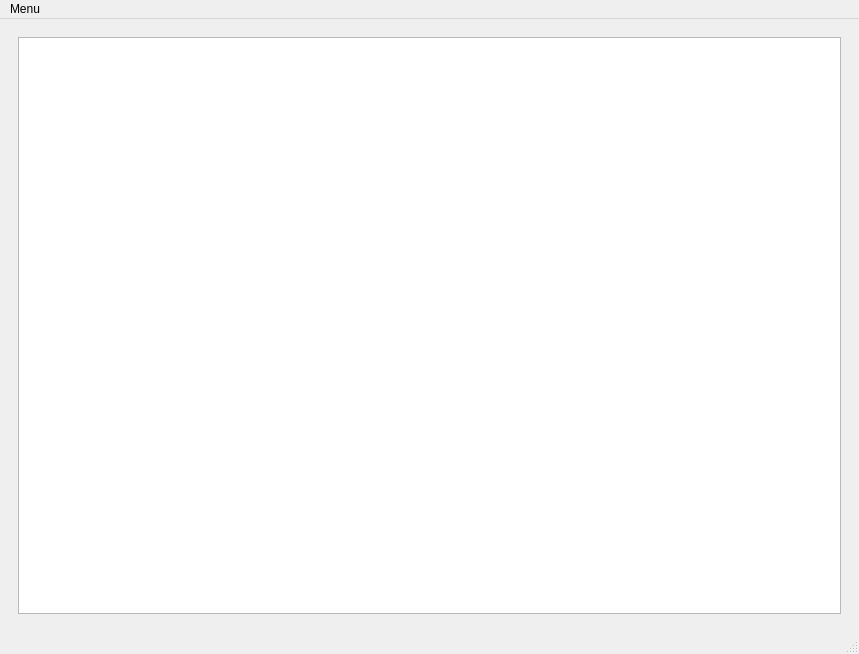
Kukulim/DziennikQt, file mainwindow.ui: the form before one commit.
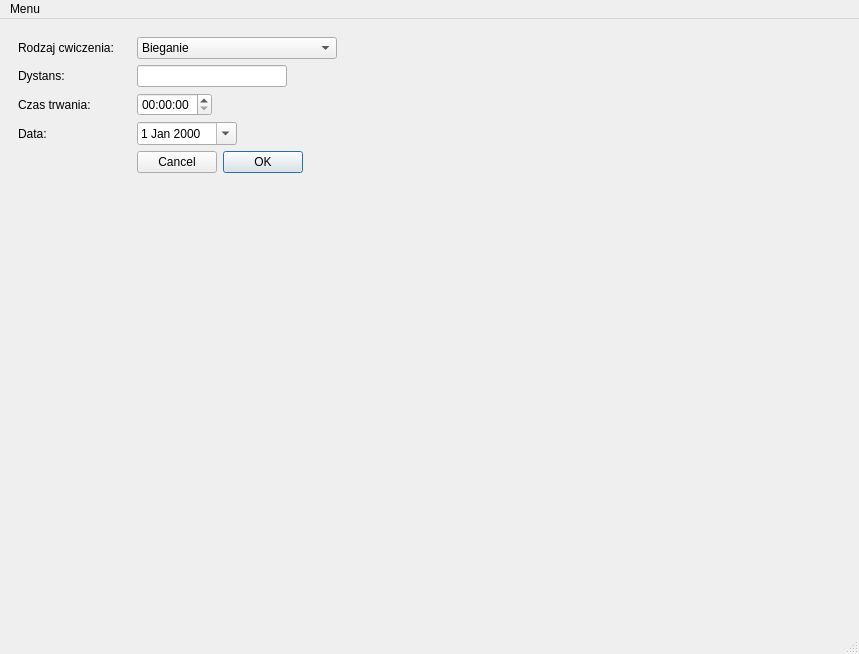
The form after the commit. The open tabs and pages were chosen to show the change.

What changed in the file:
```diff
--- a/mainwindow.ui
+++ b/mainwindow.ui
@@ -2306,6 +2306,117 @@
         </item>
        </layout>
       </widget>
+      <widget class="QWidget" name="page_3">
+       <layout class="QFormLayout" name="formLayout">
+        <item row="0" column="0">
+         <widget class="QLabel" name="label_5">
+          <property name="text">
+           <string>Rodzaj cwiczenia:     </string>
+          </property>
+         </widget>
+        </item>
+        <item row="0" column="1">
+         <widget class="QComboBox" name="comboBox">
+          <property name="maximumSize">
+           <size>
+            <width>200</width>
+            <height>16777215</height>
+           </size>
+          </property>
+          <item>
+           <property name="text">
+            <string>Bieganie</string>
+           </property>
+          </item>
+          <item>
+           <property name="text">
+            <string>Spacer</string>
+           </property>
+          </item>
+          <item>
+           <property name="text">
+            <string>Jazda na rowerze</string>
+           </property>
+          </item>
+          <item>
+           <property name="text">
+            <string>Plywanie</string>
+           </property>
+          </item>
+         </widget>
+        </item>
+        <item row="1" column="0">
+         <widget class="QLabel" name="label_6">
+          <property name="text">
+           <string>Dystans:</string>
+          </property>
+         </widget>
+        </item>
+        <item row="1" column="1">
+         <widget class="QLineEdit" name="lineEdit">
+          <property name="maximumSize">
+           <size>
+            <width>150</width>
+            <height>16777215</height>
+           </size>
+          </property>
+          <property name="text">
+           <string/>
+          </property>
+          <property name="placeholderText">
+           <string/>
+          </property>
+         </widget>
+        </item>
+        <item row="2" column="0">
+         <widget class="QLabel" name="label_7">
+          <property name="text">
+           <string>Czas trwania:</string>
+          </property>
+         </widget>
+        </item>
+        <item row="2" column="1">
+         <widget class="QTimeEdit" name="timeEdit">
+          <property name="maximumSize">
+           <size>
+            <width>75</width>
+            <height>16777215</height>
+           </size>
+          </property>
+         </widget>
+        </item>
+        <item row="3" column="0">
+         <widget class="QLabel" name="label_8">
+          <property name="text">
+           <string>Data:</string>
+          </property>
+         </widget>
+        </item>
+        <item row="3" column="1">
+         <widget class="QDateEdit" name="dateEdit">
+          <property name="maximumSize">
+           <size>
+            <width>100</width>
+            <height>16777215</height>
+           </size>
+          </property>
+          <property name="calendarPopup">
+           <bool>true</bool>
+          </property>
+         </widget>
+        </item>
+        <item row="4" column="1">
+         <widget class="QDialogButtonBox" name="buttonBox_2">
+          <property name="layoutDirection">
+           <enum>Qt::RightToLeft</enum>
+          </property>
+          <property name="standardButtons">
+           <set>QDialogButtonBox::Cancel|QDialogButtonBox::Ok</set>
+          </property>
+         </widget>
+        </item>
+       </layout>
+      </widget>
      </widget>
     </item>
    </layout>
```
Left out of the diff: 77 changed lines with no effect on the pictures.
